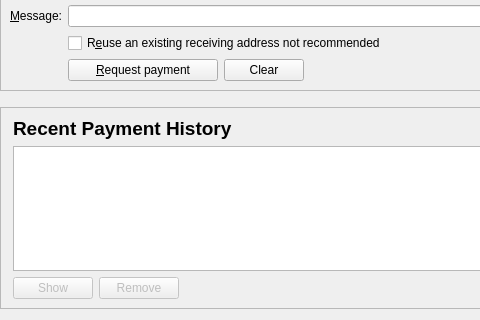
WorldExchange/DWE, file src/qt/forms/receivecoinsdialog.ui: the form before one commit; both pictures show x 0 to 480 and y 92 to 412 of the 776 by 412 pixel window.
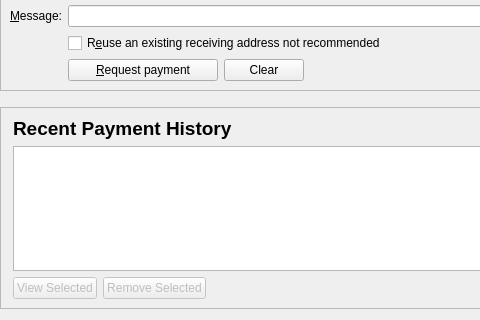
The form after the commit. Icons and pictures are not drawn. Custom widgets are drawn as their Qt base class.

Commit message: Receive coins dialog

```diff
--- a/src/qt/forms/receivecoinsdialog.ui
+++ b/src/qt/forms/receivecoinsdialog.ui
@@ -314,7 +314,7 @@
            <string>Show the selected request (does the same as double clicking an entry)</string>
           </property>
           <property name="text">
-           <string>Show</string>
+           <string>View Selected</string>
           </property>
           <property name="icon">
            <iconset resource="../dwe.qrc">
@@ -334,7 +334,7 @@
            <string>Remove the selected entries from the list</string>
           </property>
           <property name="text">
-           <string>Remove</string>
+           <string>Remove Selected</string>
           </property>
           <property name="icon">
            <iconset resource="../dwe.qrc">
```
Left out of the diff: 3 changed lines with no effect on the pictures. The commit also changes 1 other file.
